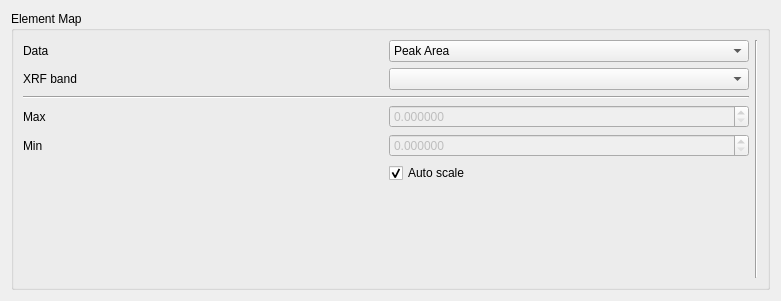
Above: spectromicroscopy/smpgui/ui_elementsplot.ui from praxes/praxes before the change. Below: the same form after it.
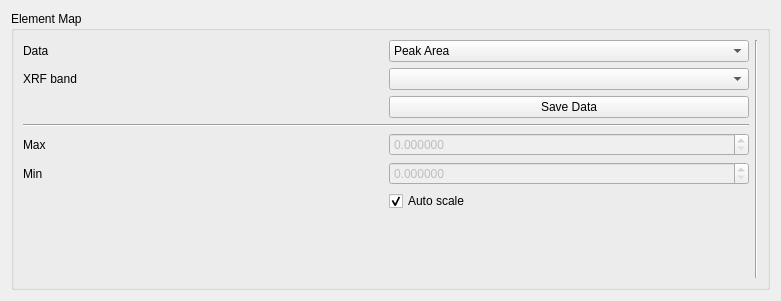
That is the form after the change.

Commit message: [svn] add save data button, sometimes data is not being saved, no time to track down bug

Patch:
```diff
--- a/spectromicroscopy/smpgui/ui_elementsplot.ui
+++ b/spectromicroscopy/smpgui/ui_elementsplot.ui
@@ -158,6 +158,13 @@
           </property>
          </widget>
         </item>
+        <item row="2" column="1" >
+         <widget class="QPushButton" name="saveDataButton" >
+          <property name="text" >
+           <string>Save Data</string>
+          </property>
+         </widget>
+        </item>
        </layout>
       </item>
       <item>
```
The commit also changes 2 other files.
